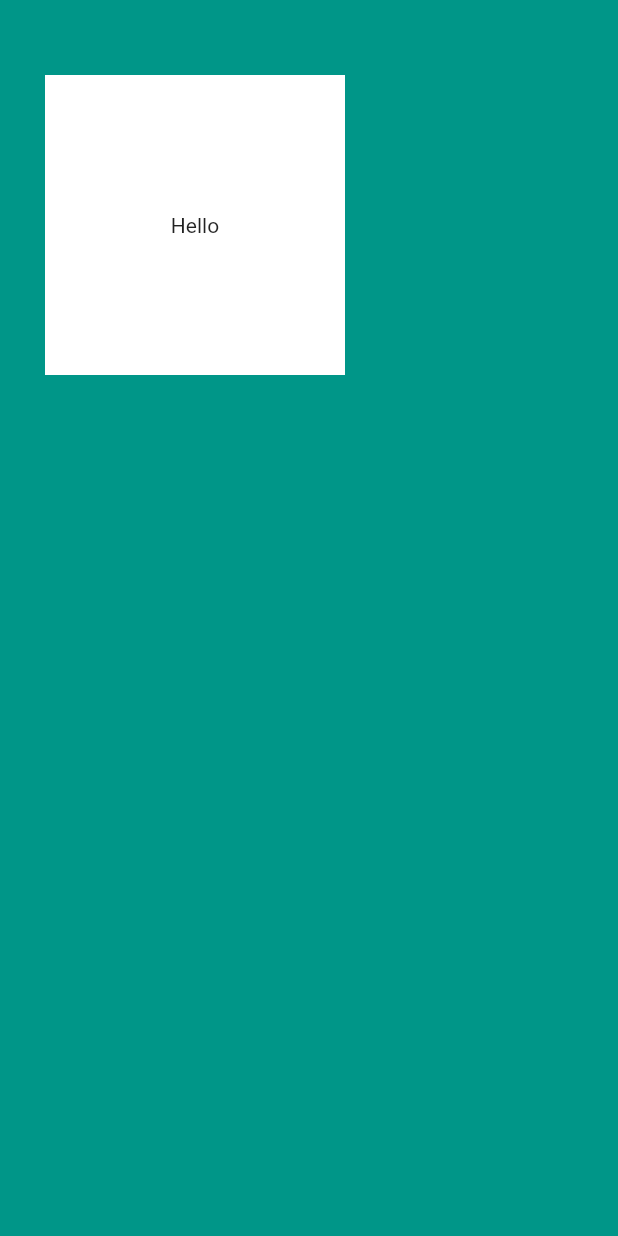
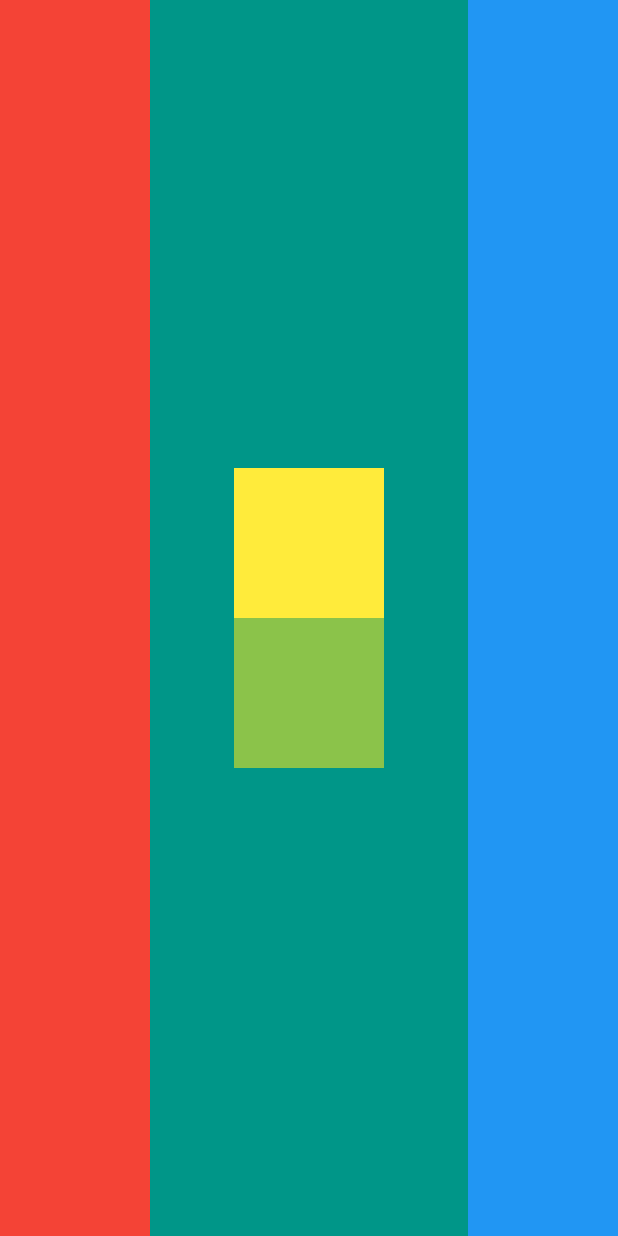
Before and after one commit to Nguyen-Dinh-Sang/Flutter_MiCard, a Flutter app: the screen it shows after launch, on a phone screen of 412 x 824 dp. Run offline on Flutter 3.47's test engine with Material 2 defaults, Android fonts, the light colour scheme and no system bars.

Commit message:
MiCard-DinhSang: layout challenge

```diff
--- a/lib/main.dart
+++ b/lib/main.dart
@@ -1,3 +1,4 @@
+import 'package:flutter/cupertino.dart';
 import 'package:flutter/material.dart';
 
 void main() {
@@ -12,13 +13,35 @@ class MyApp extends StatelessWidget {
       home: Scaffold(
         backgroundColor: Colors.teal,
         body: SafeArea(
-          child: Container(
-            margin: EdgeInsets.symmetric(vertical: 50, horizontal: 30),
-            padding: EdgeInsets.all(30.0),
-            height: 200.0,
-            width: 200.0,
-            color: Colors.white,
-            child: Center(child: Text('Hello')),
+          child: Row(
+            mainAxisAlignment: MainAxisAlignment.spaceBetween,
+            children: [
+              Container(
+                color: Colors.red,
+                width: 100.0,
+                height: double.infinity,
+              ),
+              Column(
+                mainAxisAlignment: MainAxisAlignment.center,
+                children: [
+                  Container(
+                    color: Colors.yellow,
+                    width: 100.0,
+                    height: 100.0,
+                  ),
+                  Container(
+                    color: Colors.lightGreen,
+                    width: 100.0,
+                    height: 100.0,
+                  ),
+                ],
+              ),
+              Container(
+                color: Colors.blue,
+                width: 100.0,
+                height: double.infinity,
+              ),
+            ],
           ),
         ),
       ),
```
